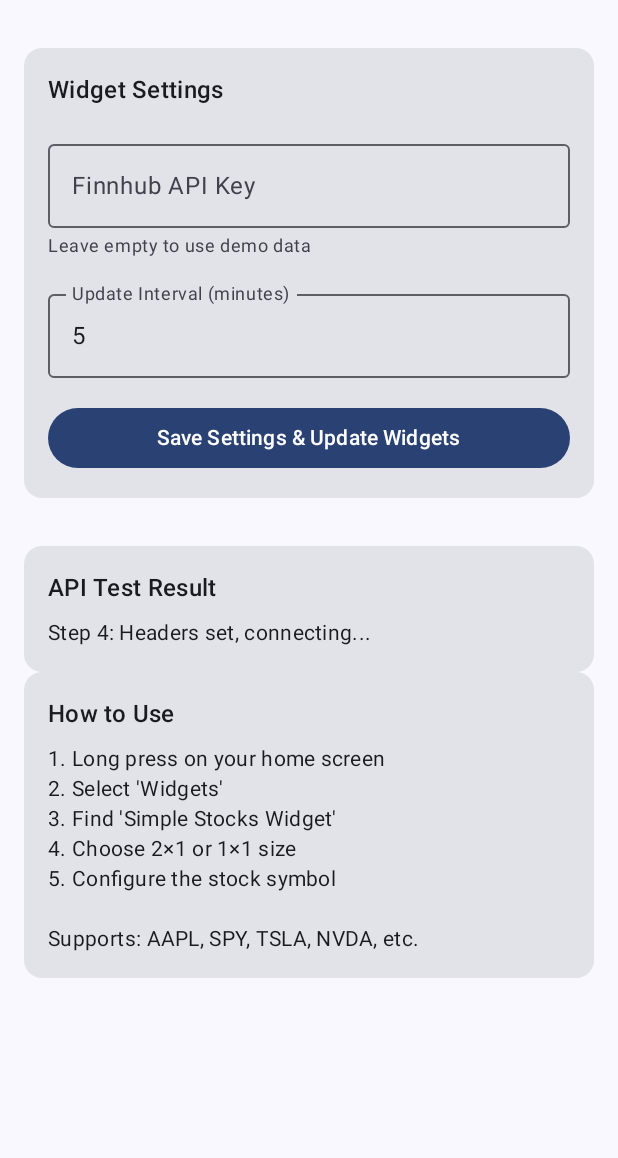
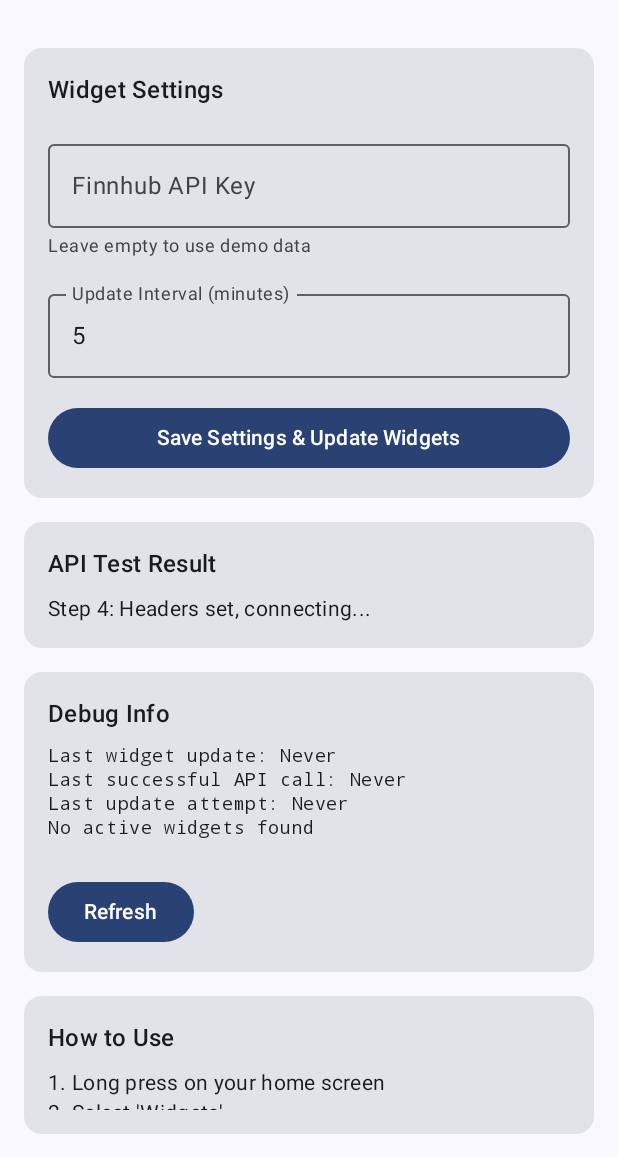
Before and after one commit to sidward35/simple-stocks-widget, an Android app built with Jetpack Compose: the screen it shows after launch (MainActivity), after a tap on "Save Settings & Update Widgets", on a phone screen of 412 x 824 dp, the part 78-1236 px from its top. Run offline under Robolectric (Android 15) with nearby library versions, the phone set to English and light mode, and no system bars; network calls fail; 1 statement that could not run was skipped.

Commit message:
Add caching and debug output on app screen

```diff
--- a/app/src/main/java/xyz/smathur/simplestockswidget/MainActivity.kt
+++ b/app/src/main/java/xyz/smathur/simplestockswidget/MainActivity.kt
@@ -52,6 +52,39 @@ fun SettingsScreen() {
 
     var testApiCall by remember { mutableStateOf(false) }
     var testResult by remember { mutableStateOf("") }
+
+    // Debug info state
+    var debugInfo by remember { mutableStateOf("Loading...") }
+
+    // Load debug info
+    LaunchedEffect(Unit) {
+        val lastWidgetUpdate = prefs.getLong("last_widget_update", 0L)
+        val lastSuccessfulUpdate = prefs.getLong("last_successful_update", 0L)
+        val lastUpdateAttempt = prefs.getLong("last_update_attempt", 0L)
+
+        val dateFormat = java.text.SimpleDateFormat("MM/dd HH:mm:ss", java.util.Locale.getDefault())
+
+        debugInfo = buildString {
+            appendLine("Last widget update: ${if (lastWidgetUpdate == 0L) "Never" else dateFormat.format(java.util.Date(lastWidgetUpdate))}")
+            appendLine("Last successful API call: ${if (lastSuccessfulUpdate == 0L) "Never" else dateFormat.format(java.util.Date(lastSuccessfulUpdate))}")
+            appendLine("Last update attempt: ${if (lastUpdateAttempt == 0L) "Never" else dateFormat.format(java.util.Date(lastUpdateAttempt))}")
+
+            // Show active symbols
+            val activeSymbols = StockDataCache.getActiveSymbols(context)
+            if (activeSymbols.isNotEmpty()) {
+                appendLine("Active symbols: ${activeSymbols.joinToString(", ")}")
+
+                // Show cached data timestamps
+                activeSymbols.forEach { symbol ->
+                    val stockData = StockDataCache.getStockData(symbol)
+                    val cacheTime = if (stockData.lastUpdated == 0L) "Default data" else dateFormat.format(java.util.Date(stockData.lastUpdated))
+                    appendLine("$symbol cache: $cacheTime")
+                }
+            } else {
+                appendLine("No active widgets found")
+            }
+        }
+    }
 
     Column(
         modifier = Modifier
@@ -161,6 +194,12 @@ fun SettingsScreen() {
                                             val percentStr = if (percentChange >= 0) "+${"%.1f".format(percentChange)}%" else "${"%.1f".format(percentChange)}%"
 
                                             testResult = "✅ SPY: ${"%.2f".format(price)} $changeStr ($percentStr)"
+
+                                            // Update successful API call timestamp
+                                            with(prefs.edit()) {
+                                                putLong("last_successful_update", System.currentTimeMillis())
+                                                apply()
+                                            }
                                         } else {
                                             testResult = "❌ Invalid price data: $response"
                                         }
@@ -188,7 +227,7 @@ fun SettingsScreen() {
             Card(
                 modifier = Modifier
                     .fillMaxWidth()
-                    .padding(top = 16.dp)
+                    .padding(bottom = 16.dp)
             ) {
                 Column(
                     modifier = Modifier.padding(16.dp)
@@ -203,6 +242,62 @@ fun SettingsScreen() {
                         text = testResult,
                         style = MaterialTheme.typography.bodyMedium
                     )
+                }
+            }
+        }
+
+        // Debug Info Card
+        Card(
+            modifier = Modifier
+                .fillMaxWidth()
+                .padding(bottom = 16.dp)
+        ) {
+            Column(
+                modifier = Modifier.padding(16.dp)
+            ) {
+                Text(
+                    text = "Debug Info",
+                    style = MaterialTheme.typography.titleMedium,
+                    modifier = Modifier.padding(bottom = 8.dp)
+                )
+
+                Text(
+                    text = debugInfo,
+                    style = MaterialTheme.typography.bodySmall,
+                    fontFamily = androidx.compose.ui.text.font.FontFamily.Monospace
+                )
+
+                Button(
+                    onClick = {
+                        // Refresh debug info
+                        val lastWidgetUpdate = prefs.getLong("last_widget_update", 0L)
+                        val lastSuccessfulUpdate = prefs.getLong("last_successful_update", 0L)
+                        val lastUpdateAttempt = prefs.getLong("last_update_attempt", 0L)
+
+                        val dateFormat = java.text.SimpleDateFormat("MM/dd HH:mm:ss", java.util.Locale.getDefault())
+
+                        debugInfo = buildString {
+                            appendLine("Last widget update: ${if (lastWidgetUpdate == 0L) "Never" else dateFormat.format(java.util.Date(lastWidgetUpdate))}")
+                            appendLine("Last successful API call: ${if (lastSuccessfulUpdate == 0L) "Never" else dateFormat.format(java.util.Date(lastSuccessfulUpdate))}")
+                            appendLine("Last update attempt: ${if (lastUpdateAttempt == 0L) "Never" else dateFormat.format(java.util.Date(lastUpdateAttempt))}")
+
+                            val activeSymbols = StockDataCache.getActiveSymbols(context)
+                            if (activeSymbols.isNotEmpty()) {
+                                appendLine("Active symbols: ${activeSymbols.joinToString(", ")}")
+
+                                activeSymbols.forEach { symbol ->
+                                    val stockData = StockDataCache.getStockData(symbol)
+                                    val cacheTime = if (stockData.lastUpdated == 0L) "Default data" else dateFormat.format(java.util.Date(stockData.lastUpdated))
+                                    appendLine("$symbol cache: $cacheTime")
+                                }
+                            } else {
+                                appendLine("No active widgets found")
+                            }
+                        }
+                    },
+                    modifier = Modifier.padding(top = 8.dp)
+                ) {
+                    Text("Refresh")
                 }
             }
         }
```
Also changed, not shown: app/src/main/java/xyz/smathur/simplestockswidget/StockDataCache.kt (+27 -6 lines), app/src/main/java/xyz/smathur/simplestockswidget/StockUpdateService.kt (+57 -6 lines).
